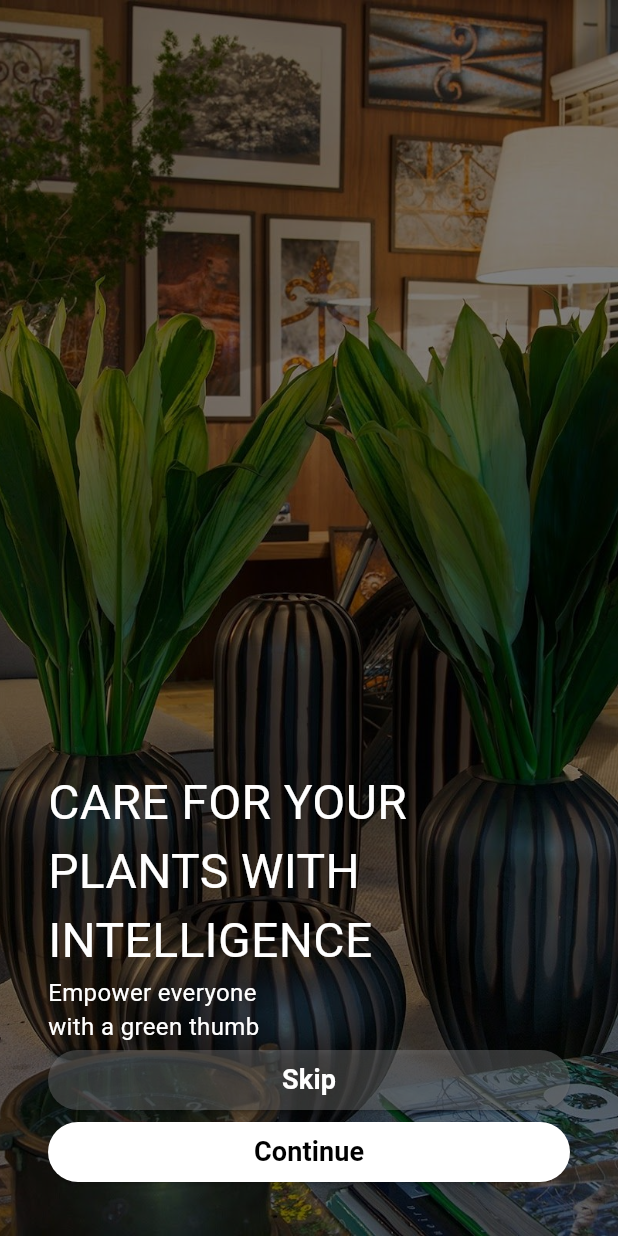
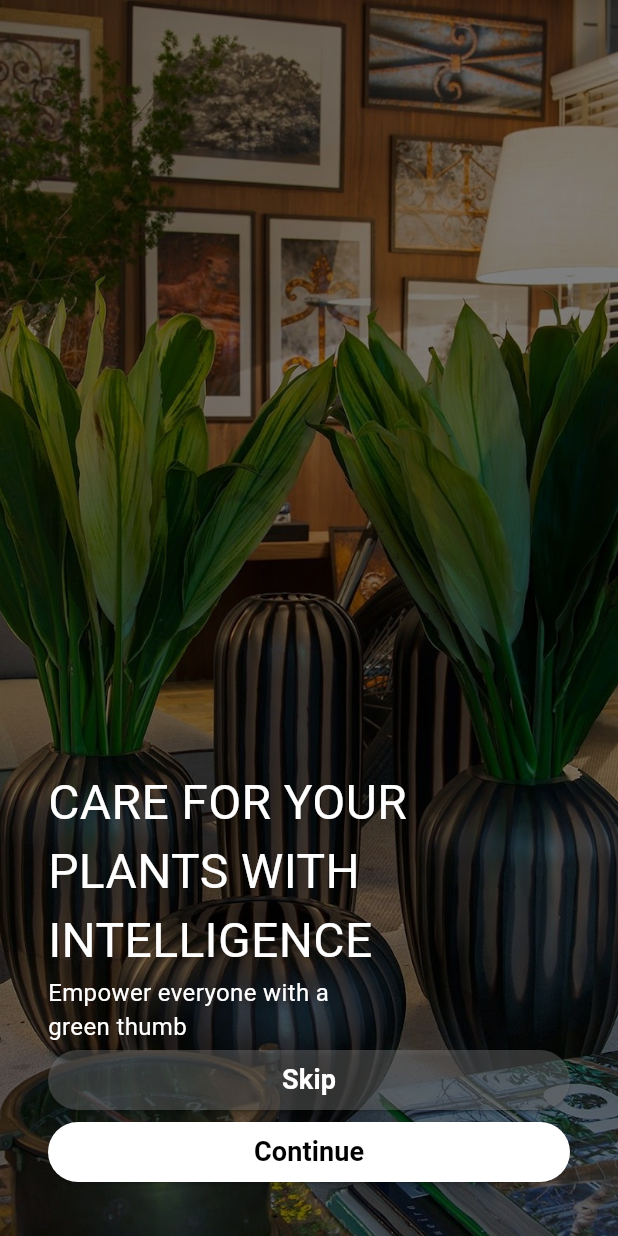
Before and after one commit to Rafaapsantos/flutter, a Flutter app: the screen it shows after launch, on a phone screen of 412 x 824 dp. Run offline on Flutter 3.47's test engine with Material 3 defaults, Android fonts, the phone set to English and light mode, and no system bars.

Commit message:
feat: implements home page layout

```diff
--- a/flutter_projeto_1/lib/HomePage.dart
+++ b/flutter_projeto_1/lib/HomePage.dart
@@ -30,57 +30,33 @@ class Homepage extends StatelessWidget {
                 mainAxisSize: MainAxisSize.min,
                 children: [
                   const Text(
-                    "CARE FOR YOUR",
+                    "CARE FOR YOUR PLANTS WITH INTELLIGENCE",
                     style: TextStyle(
                       fontSize: 32.0,
                       color: Colors.white,
                     ),
                   ),
-                  const Text(
-                    "PLANTS WITH",
-                    style: TextStyle(
-                      fontSize: 32.0,
-                      color: Colors.white,
-                    ),
-                  ),
-                  const Text(
-                    "INTELLIGENCE",
-                    style: TextStyle(
-                      fontSize: 32.0,
-                      color: Colors.white,
-                    ),
-                  ),
-                  const Text(
-                    "Empower everyone",
+                  const Padding(
+                    padding: EdgeInsets.only(right: 152.0),
+                    child: Text(
+                      "Empower everyone with a green thumb",
                       style: TextStyle(
                         fontSize: 16.0,
                         color: Colors.white,
                       ),
                     ),
-                  const Text(
-                    "with a green thumb",
-                    style: TextStyle(
-                      fontSize: 16.0,
-                      color: Colors.white,
                   ),
-                  ),
-                  SizedBox(
-                    width: double.infinity,
-                    child: Buttom(
+                  Buttom(
                     "Skip",
                     onPressed: () {},
                     color: Colors.grey.shade500.withOpacity(0.3),
                     colorText: Colors.white,
                   ),
-                  ),
-                  SizedBox(
-                    width: double.infinity,
-                    child: Buttom(
+                  Buttom(
                     "Continue",
                     onPressed: () {},
                     color: Colors.white,
                     colorText: Colors.black,
-                    ),
                   ),
                 ],
               ),
--- a/flutter_projeto_1/lib/buttom.dart
+++ b/flutter_projeto_1/lib/buttom.dart
@@ -6,15 +6,19 @@ class Buttom extends StatelessWidget {
   final Color color;
   final Color colorText;
 
-  const Buttom(this.text,
-      {super.key,
+  const Buttom(
+    this.text, {
+    super.key,
     required this.onPressed,
     this.color = Colors.white,
-      this.colorText = Colors.black});
+    this.colorText = Colors.black,
+  });
 
   @override
   Widget build(BuildContext context) {
-    return ElevatedButton(
+    return SizedBox(
+      width: double.infinity,
+      child: ElevatedButton(
         onPressed: onPressed,
         style: ElevatedButton.styleFrom(
           backgroundColor: color,
@@ -22,7 +26,11 @@ class Buttom extends StatelessWidget {
         child: Text(
           text,
           style: TextStyle(
-            color: colorText, fontSize: 18.0, fontWeight: FontWeight.bold),
+            color: colorText,
+            fontSize: 18.0,
+            fontWeight: FontWeight.bold,
+          ),
+        ),
       ),
     );
   }
```
Lines whose indentation alone changed are shown as unchanged.
